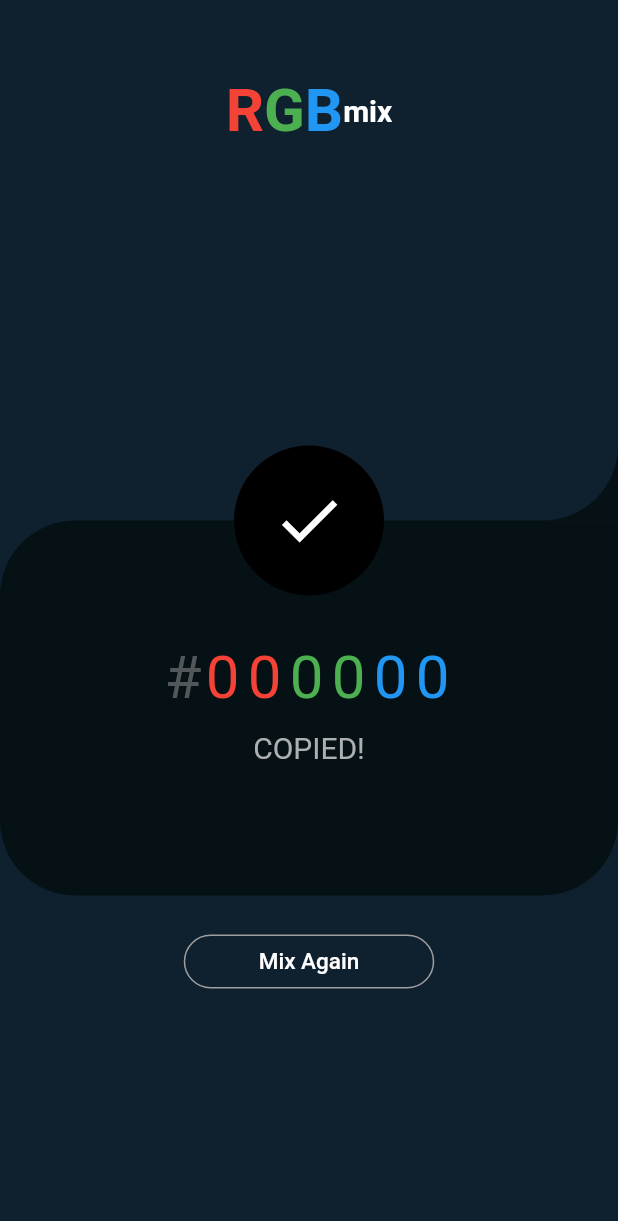
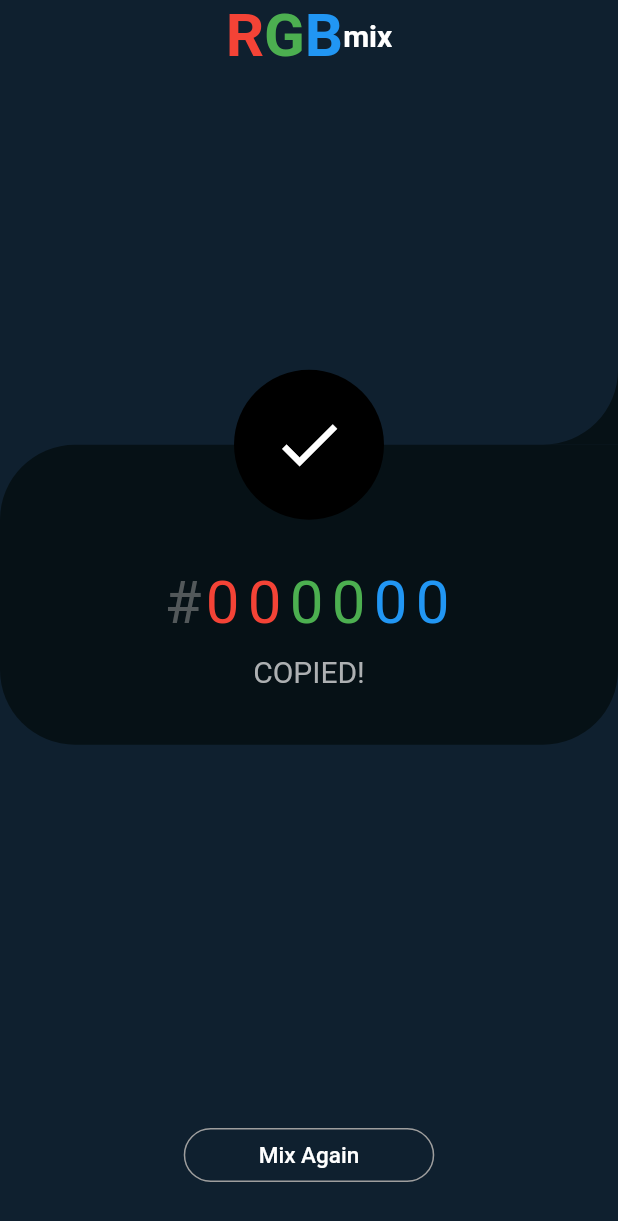
Before and after one commit to hunghv-dev/rgb_mix, a Flutter app: the screen it shows after launch, after a tap on "Copy", on a phone screen of 412 x 824 dp. Shown: the top 1221 px of the screen. Run offline on Flutter 3.47's test engine with Material 2 defaults, Android fonts, the phone set to English and light mode, and no system bars; our stand-ins replace device_preview, equatable, flutter_bloc.

Commit message:
update ui for responsive layout

```diff
--- a/lib/features/copied/page_copied.dart
+++ b/lib/features/copied/page_copied.dart
@@ -11,22 +11,19 @@ class PageCopied extends StatelessWidget {
   @override
   Widget build(BuildContext context) {
     return Scaffold(
-      body: SingleChildScrollView(
+      body: SafeArea(
         child: Column(
-          mainAxisAlignment: MainAxisAlignment.center,
           children: [
-            const Padding(
-              padding: EdgeInsets.only(top: 50, bottom: 200),
-              child: LabelLogoApp(),
+            const LabelLogoApp(),
+            const Expanded(
+              child:
+                  Align(alignment: Alignment.center, child: PanelContainer()),
             ),
-            const PanelContainer(),
-            Padding(
-              padding: const EdgeInsets.symmetric(vertical: 20),
-              child: ButtonProcess(
-                label: StringResources.labelButtonMixAgain,
-                onTap: () => Navigator.pop(context),
-              ),
+            ButtonProcess(
+              label: StringResources.labelButtonMixAgain,
+              onTap: () => Navigator.pop(context),
             ),
+            const SizedBox(height: 30),
           ],
         ),
       ),
--- a/lib/features/home/page_home.dart
+++ b/lib/features/home/page_home.dart
@@ -19,7 +19,8 @@ class PageHome extends StatelessWidget {
   @override
   Widget build(BuildContext context) {
     return Scaffold(
-      body: Stack(
+      body: SafeArea(
+        child: Stack(
           children: [
             const Positioned(
               left: -300,
@@ -31,31 +32,35 @@ class PageHome extends StatelessWidget {
                 child: LogoCircleWhite(),
               ),
             ),
-          SingleChildScrollView(
+            Column(
+              children: [
+                Expanded(
+                  child: SingleChildScrollView(
+                    physics: BouncingScrollPhysics(),
                     child: Column(
                       mainAxisAlignment: MainAxisAlignment.center,
                       children: [
-                const Padding(
-                  padding: EdgeInsets.only(top: 50),
-                  child: LabelLogoApp(),
-                ),
-                const Padding(
-                  padding: EdgeInsets.symmetric(vertical: 60),
-                  child: ColorOverview(size: 200),
-                ),
+                        const LabelLogoApp(),
+                        const SizedBox(height: 50),
+                        const ColorOverview(size: 200),
+                        const SizedBox(height: 35),
                         const LabelHexColor(),
+                        const SizedBox(height: 35),
                         Stack(
-                  children: const [
+                          children:  const [
                             BackgroundSlider(),
-                    Padding(
-                      padding: EdgeInsets.only(top: 50.0),
-                      child: SliderProgress(),
-                    )
+                            Positioned(
+                                left: 0,
+                                right: 0,
+                                bottom: 15,
+                                child: SliderProgress())
                           ],
                         ),
-                Padding(
-                  padding: const EdgeInsets.symmetric(vertical: 20),
-                  child: ButtonProcess(
+                      ],
+                    ),
+                  ),
+                ),
+                ButtonProcess(
                   label: StringResources.labelButtonCopy,
                   onTap: () => clipboard.setData.then(
                     (_) => Navigator.push(
@@ -64,12 +69,12 @@ class PageHome extends StatelessWidget {
                     ),
                   ),
                 ),
+                const SizedBox(height: 30),
+              ],
             ),
           ],
         ),
       ),
-        ],
-      ),
     );
   }
 }
--- a/lib/features/home/widgets/slider/background_slider.dart
+++ b/lib/features/home/widgets/slider/background_slider.dart
@@ -13,7 +13,7 @@ class BackgroundSlider extends StatelessWidget {
     Key? key,
     this.onHeroAnimationComplete,
     this.width = double.infinity,
-    this.height = 300,
+    this.height = 250,
   }) : super(key: key);
 
   @override
@@ -39,7 +39,7 @@ class BackgroundSlider extends StatelessWidget {
 class Painter extends CustomPainter {
   @override
   void paint(Canvas canvas, Size size) {
-    final radius = size.height / 6;
+    final radius = size.height / 5;
     final paint = Paint()
       ..style = PaintingStyle.fill
       ..color = ColorResources.bgSlider;
--- a/lib/features/home/widgets/slider/slider_progress.dart
+++ b/lib/features/home/widgets/slider/slider_progress.dart
@@ -11,7 +11,7 @@ class SliderProgress extends StatelessWidget {
     final bloc = context.read<RgbBloc>();
     return Container(
       height: 250,
-      alignment: Alignment.center,
+      alignment: Alignment.bottomCenter,
       child: SingleChildScrollView(
         child: Column(
           mainAxisSize: MainAxisSize.min,
--- a/lib/main.dart
+++ b/lib/main.dart
@@ -1,11 +1,22 @@
+import 'package:device_preview/device_preview.dart';
 import 'package:flutter/material.dart';
 import 'package:flutter/services.dart';
 import 'package:rgb_mix/resources/colors.dart';
 import 'package:rgb_mix/resources/strings.dart';
 import 'package:rgb_mix/utils/di.dart';
 
-void main() {
-  runApp(const App());
+void main() async {
+  WidgetsFlutterBinding.ensureInitialized();
+  await SystemChrome.setPreferredOrientations(
+    [DeviceOrientation.portraitUp],
+  );
+  runApp(
+    DevicePreview(
+      enabled: true,
+      tools: const [...DevicePreview.defaultTools],
+      builder: (context) => const App(),
+    ),
+  );
 }
 
 class App extends StatelessWidget {
@@ -15,6 +26,7 @@ class App extends StatelessWidget {
   Widget build(BuildContext context) {
     SystemChrome.setSystemUIOverlayStyle(SystemUiOverlayStyle.light);
     return MaterialApp(
+      debugShowCheckedModeBanner: false,
       title: StringResources.appName,
       theme: ThemeData(
         scaffoldBackgroundColor: ColorResources.bg,
--- a/pubspec.yaml
+++ b/pubspec.yaml
@@ -38,6 +38,8 @@ dependencies:
   equatable: ^2.0.5
   bloc_test: ^9.1.0
   mocktail: ^0.3.0
+  device_preview: ^1.1.0
+  shared_preferences: ^2.0.15
 
 dev_dependencies:
   flutter_test:
```
Also changed, not shown: pubspec.lock, 3 other files. Lines whose indentation alone changed are shown as unchanged.
